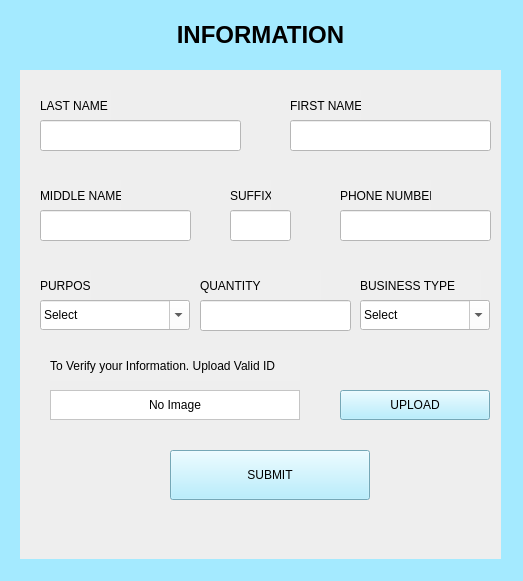
Above: BES_MANAGEMENT_SYSTEM/gui/ui/services_user_business.ui from SheenaLei/BES_MANAGEMENT_SYSTEM before the change. Below: the same form after it.
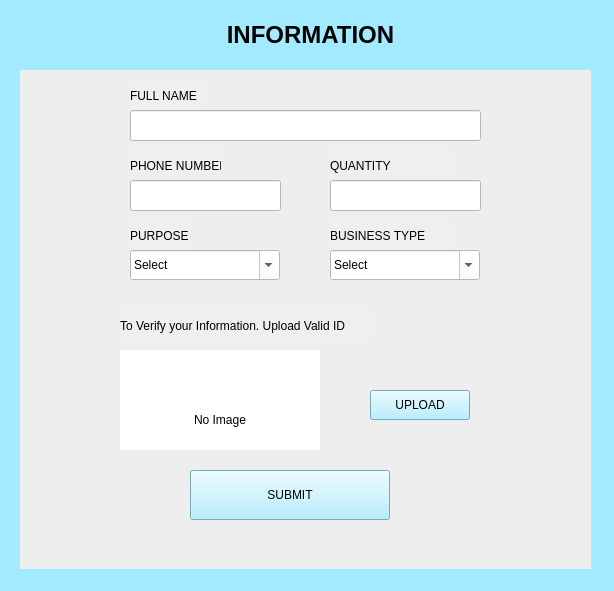
That is the form after the change.

The edit to the form file:
```diff
--- a/BES_MANAGEMENT_SYSTEM/gui/ui/services_user_business.ui
+++ b/BES_MANAGEMENT_SYSTEM/gui/ui/services_user_business.ui
@@ -6,10 +6,16 @@
    <rect>
     <x>0</x>
     <y>0</y>
-    <width>523</width>
-    <height>581</height>
+    <width>614</width>
+    <height>591</height>
    </rect>
   </property>
+  <property name="minimumSize">
+   <size>
+    <width>1</width>
+    <height>0</height>
+   </size>
+  </property>
   <property name="windowTitle">
    <string>MainWindow</string>
   </property>
@@ -21,7 +27,7 @@
    <widget class="QLabel" name="label">
     <property name="geometry">
      <rect>
-      <x>70</x>
+      <x>120</x>
       <y>20</y>
       <width>381</width>
       <height>31</height>
@@ -34,8 +40,8 @@
    <widget class="QLabel" name="label_2">
     <property name="geometry">
      <rect>
-      <x>40</x>
-      <y>90</y>
+      <x>130</x>
+      <y>80</y>
       <width>71</width>
       <height>31</height>
      </rect>
@@ -45,90 +51,15 @@
 </string>
     </property>
     <property name="text">
-     <string>LAST NAME</string>
+     <string>FULL NAME</string>
     </property>
    </widget>
    <widget class="QLineEdit" name="lineEdit">
     <property name="geometry">
      <rect>
-      <x>40</x>
-      <y>120</y>
-      <width>201</width>
-      <height>31</height>
-     </rect>
-    </property>
-    <property name="styleSheet">
-     <string notr="true">background-color: rgb(255, 255, 255);</string>
-    </property>
-   </widget>
-   <widget class="QLabel" name="label_3">
-    <property name="geometry">
-     <rect>
-      <x>290</x>
-      <y>90</y>
-      <width>71</width>
-      <height>31</height>
-     </rect>
-    </property>
-    <property name="styleSheet">
-     <string notr="true">background-color: rgb(239, 239, 239);</string>
-    </property>
-    <property name="text">
-     <string>FIRST NAME</string>
-    </property>
-   </widget>
-   <widget class="QLabel" name="label_4">
-    <property name="geometry">
-     <rect>
-      <x>40</x>
-      <y>180</y>
-      <width>81</width>
-      <height>31</height>
-     </rect>
-    </property>
-    <property name="styleSheet">
-     <string notr="true">background-color: rgb(239, 239, 239);
-</string>
-    </property>
-    <property name="text">
-     <string>MIDDLE NAME</string>
-    </property>
-   </widget>
-   <widget class="QLineEdit" name="lineEdit_3">
-    <property name="geometry">
-     <rect>
-      <x>40</x>
-      <y>210</y>
-      <width>151</width>
-      <height>31</height>
-     </rect>
-    </property>
-    <property name="styleSheet">
-     <string notr="true">background-color: rgb(255, 255, 255);</string>
-    </property>
-   </widget>
-   <widget class="QLabel" name="label_5">
-    <property name="geometry">
-     <rect>
-      <x>230</x>
-      <y>180</y>
-      <width>41</width>
-      <height>31</height>
-     </rect>
-    </property>
-    <property name="styleSheet">
-     <string notr="true">background-color: rgb(239, 239, 239);</string>
-    </property>
-    <property name="text">
-     <string>SUFFIX</string>
-    </property>
-   </widget>
-   <widget class="QLineEdit" name="lineEdit_4">
-    <property name="geometry">
-     <rect>
-      <x>230</x>
-      <y>210</y>
-      <width>61</width>
+      <x>130</x>
+      <y>110</y>
+      <width>351</width>
       <height>31</height>
      </rect>
     </property>
@@ -139,8 +70,8 @@
    <widget class="QLabel" name="label_6">
     <property name="geometry">
      <rect>
-      <x>340</x>
-      <y>180</y>
+      <x>130</x>
+      <y>150</y>
       <width>91</width>
       <height>31</height>
      </rect>
@@ -156,8 +87,8 @@
    <widget class="QLineEdit" name="lineEdit_5">
     <property name="geometry">
      <rect>
-      <x>340</x>
-      <y>210</y>
+      <x>130</x>
+      <y>180</y>
       <width>151</width>
       <height>31</height>
      </rect>
@@ -166,25 +97,12 @@
      <string notr="true">background-color: rgb(255, 255, 255);</string>
     </property>
    </widget>
-   <widget class="QLineEdit" name="lineEdit_2">
-    <property name="geometry">
-     <rect>
-      <x>290</x>
-      <y>120</y>
-      <width>201</width>
-      <height>31</height>
-     </rect>
-    </property>
-    <property name="styleSheet">
-     <string notr="true">background-color: rgb(255, 255, 255);</string>
-    </property>
-   </widget>
    <widget class="QLabel" name="label_7">
     <property name="geometry">
      <rect>
-      <x>40</x>
-      <y>270</y>
-      <width>51</width>
+      <x>130</x>
+      <y>220</y>
+      <width>61</width>
       <height>31</height>
      </rect>
     </property>
@@ -199,8 +117,8 @@
    <widget class="QComboBox" name="comboBox">
     <property name="geometry">
      <rect>
-      <x>40</x>
-      <y>300</y>
+      <x>130</x>
+      <y>250</y>
       <width>150</width>
       <height>30</height>
      </rect>
@@ -239,7 +157,7 @@
      <rect>
       <x>20</x>
       <y>70</y>
-      <width>481</width>
+      <width>571</width>
       <height>551</height>
      </rect>
     </property>
@@ -253,8 +171,8 @@
    <widget class="QLabel" name="label_9">
     <property name="geometry">
      <rect>
-      <x>200</x>
-      <y>270</y>
+      <x>330</x>
+      <y>150</y>
       <width>121</width>
       <height>31</height>
      </rect>
@@ -270,8 +188,8 @@
    <widget class="QPushButton" name="pushButton">
     <property name="geometry">
      <rect>
-      <x>170</x>
-      <y>450</y>
+      <x>190</x>
+      <y>470</y>
       <width>200</width>
       <height>50</height>
      </rect>
@@ -303,8 +221,8 @@
    <widget class="QLabel" name="label_10">
     <property name="geometry">
      <rect>
-      <x>360</x>
-      <y>270</y>
+      <x>330</x>
+      <y>220</y>
       <width>121</width>
       <height>31</height>
      </rect>
@@ -320,15 +238,15 @@
    <widget class="QComboBox" name="comboBox_3">
     <property name="geometry">
      <rect>
-      <x>360</x>
-      <y>300</y>
-      <width>130</width>
+      <x>330</x>
+      <y>250</y>
+      <width>150</width>
       <height>30</height>
      </rect>
     </property>
     <property name="minimumSize">
      <size>
-      <width>130</width>
+      <width>150</width>
       <height>30</height>
      </size>
     </property>
@@ -378,8 +296,8 @@
    <widget class="QLabel" name="label_11">
     <property name="geometry">
      <rect>
-      <x>50</x>
-      <y>350</y>
+      <x>120</x>
+      <y>310</y>
       <width>250</width>
       <height>31</height>
      </rect>
@@ -407,16 +325,16 @@
    <widget class="QLabel" name="label_12">
     <property name="geometry">
      <rect>
-      <x>50</x>
-      <y>390</y>
-      <width>250</width>
-      <height>30</height>
+      <x>120</x>
+      <y>350</y>
+      <width>200</width>
+      <height>100</height>
      </rect>
     </property>
     <property name="minimumSize">
      <size>
-      <width>250</width>
-      <height>30</height>
+      <width>200</width>
+      <height>100</height>
      </size>
     </property>
     <property name="maximumSize">
@@ -431,13 +349,10 @@
 </string>
     </property>
     <property name="frameShape">
-     <enum>QFrame::Shape::StyledPanel</enum>
+     <enum>QFrame::NoFrame</enum>
     </property>
     <property name="text">
-     <string>No Image</string>
-    </property>
-    <property name="alignment">
-     <set>Qt::AlignmentFlag::AlignCenter</set>
+     <string>&lt;html&gt;&lt;head/&gt;&lt;body&gt;&lt;p align=&quot;center&quot;&gt;&lt;br/&gt;&lt;/p&gt;&lt;p align=&quot;center&quot;&gt;No Image&lt;/p&gt;&lt;/body&gt;&lt;/html&gt;</string>
     </property>
     <property name="wordWrap">
      <bool>true</bool>
@@ -446,21 +361,21 @@
    <widget class="QPushButton" name="pushButton_2">
     <property name="geometry">
      <rect>
-      <x>340</x>
+      <x>370</x>
       <y>390</y>
-      <width>150</width>
+      <width>100</width>
       <height>30</height>
      </rect>
     </property>
     <property name="minimumSize">
      <size>
-      <width>150</width>
+      <width>100</width>
       <height>30</height>
      </size>
     </property>
     <property name="maximumSize">
      <size>
-      <width>150</width>
+      <width>100</width>
       <height>30</height>
      </size>
     </property>
@@ -493,8 +408,8 @@
    <widget class="QLineEdit" name="lineEdit_6">
     <property name="geometry">
      <rect>
-      <x>200</x>
-      <y>300</y>
+      <x>330</x>
+      <y>180</y>
       <width>151</width>
       <height>31</height>
      </rect>
```
Left out of the diff: 10 changed lines with no effect on the pictures.
